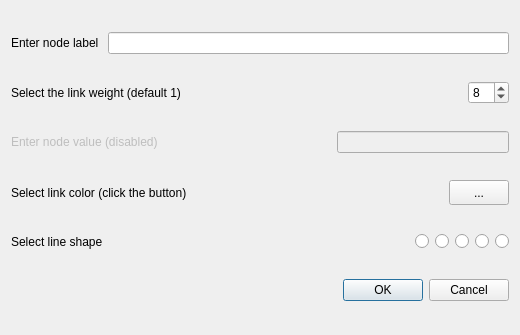
The window that src/forms/edgeeditdialog.ui (socnetv/app) describes before a commit, drawn with Qt 5.
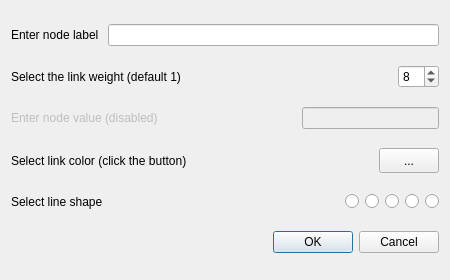
The same window after the commit. Icons and pictures are not drawn.

Commit message: fixed fonts/geometry in dialogs

```diff
--- a/src/forms/edgeeditdialog.ui
+++ b/src/forms/edgeeditdialog.ui
@@ -6,14 +6,14 @@
    <rect>
     <x>0</x>
     <y>0</y>
-    <width>520</width>
-    <height>335</height>
+    <width>450</width>
+    <height>280</height>
    </rect>
   </property>
   <property name="minimumSize">
    <size>
-    <width>500</width>
-    <height>300</height>
+    <width>450</width>
+    <height>280</height>
    </size>
   </property>
   <property name="windowTitle">
```
The commit also changes 6 other files.
